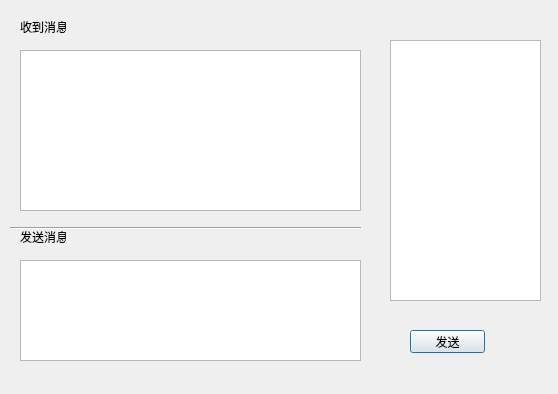
First picture: the form in multichatdlg.ui, repository hk029/LetChat, before the edit.
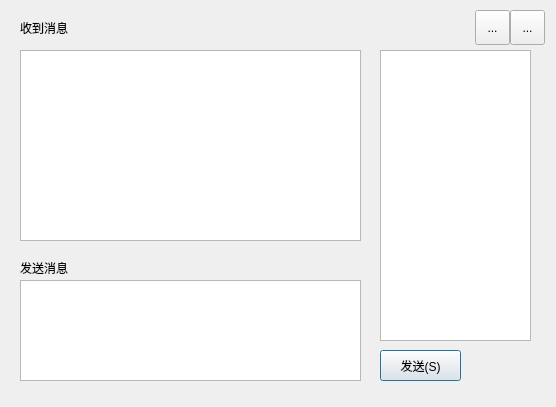
Second picture: the form after the edit.

```diff
--- a/multichatdlg.ui
+++ b/multichatdlg.ui
@@ -6,8 +6,8 @@
    <rect>
     <x>0</x>
     <y>0</y>
-    <width>558</width>
-    <height>394</height>
+    <width>556</width>
+    <height>407</height>
    </rect>
   </property>
   <property name="windowTitle">
@@ -18,8 +18,8 @@
     <rect>
      <x>20</x>
      <y>20</y>
-     <width>46</width>
-     <height>13</height>
+     <width>51</width>
+     <height>16</height>
     </rect>
    </property>
    <property name="text">
@@ -30,9 +30,9 @@
    <property name="geometry">
     <rect>
      <x>20</x>
-     <y>230</y>
-     <width>46</width>
-     <height>13</height>
+     <y>260</y>
+     <width>61</width>
+     <height>16</height>
     </rect>
    </property>
    <property name="text">
@@ -45,7 +45,7 @@
      <x>20</x>
      <y>50</y>
      <width>341</width>
-     <height>161</height>
+     <height>191</height>
     </rect>
    </property>
   </widget>
@@ -53,7 +53,7 @@
    <property name="geometry">
     <rect>
      <x>20</x>
-     <y>260</y>
+     <y>280</y>
      <width>341</width>
      <height>101</height>
     </rect>
@@ -62,37 +62,50 @@
   <widget class="QTableView" name="contactList">
    <property name="geometry">
     <rect>
-     <x>390</x>
-     <y>40</y>
+     <x>380</x>
+     <y>50</y>
      <width>151</width>
-     <height>261</height>
+     <height>291</height>
     </rect>
    </property>
   </widget>
-  <widget class="Line" name="line">
-   <property name="geometry">
-    <rect>
-     <x>10</x>
-     <y>220</y>
-     <width>351</width>
-     <height>16</height>
-    </rect>
-   </property>
-   <property name="orientation">
-    <enum>Qt::Horizontal</enum>
-   </property>
-  </widget>
   <widget class="QPushButton" name="sendButton">
    <property name="geometry">
     <rect>
-     <x>410</x>
-     <y>330</y>
-     <width>75</width>
-     <height>23</height>
+     <x>380</x>
+     <y>350</y>
+     <width>81</width>
+     <height>31</height>
     </rect>
    </property>
    <property name="text">
-    <string>发送</string>
+    <string>发送(S)</string>
+   </property>
+  </widget>
+  <widget class="QToolButton" name="icon_close">
+   <property name="geometry">
+    <rect>
+     <x>510</x>
+     <y>10</y>
+     <width>35</width>
+     <height>35</height>
+    </rect>
+   </property>
+   <property name="text">
+    <string>...</string>
+   </property>
+  </widget>
+  <widget class="QToolButton" name="icon_mini">
+   <property name="geometry">
+    <rect>
+     <x>475</x>
+     <y>10</y>
+     <width>35</width>
+     <height>35</height>
+    </rect>
+   </property>
+   <property name="text">
+    <string>...</string>
    </property>
   </widget>
  </widget>
```
